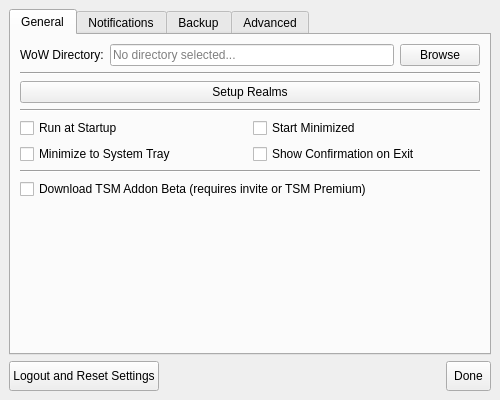
Qt form ui/settings_window.ui (seirl/tsmapplication_public) before a commit.
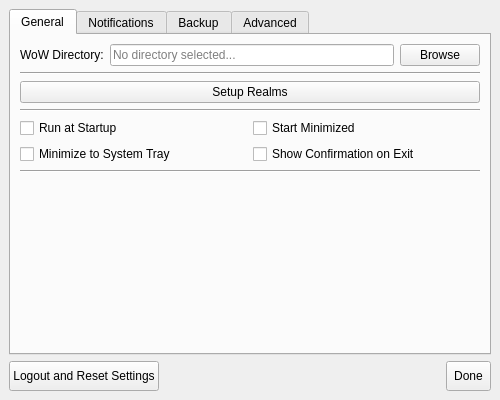
The same form after that commit. Icons and pictures are not drawn.

Commit message: A few more changes for new addon versioning and got rid of old beta addon code.

```diff
--- a/ui/settings_window.ui
+++ b/ui/settings_window.ui
@@ -139,13 +139,6 @@
           </property>
          </widget>
         </item>
-        <item>
-         <widget class="QCheckBox" name="addon_beta_checkbox">
-          <property name="text">
-           <string>Download TSM Addon Beta (requires invite or TSM Premium)</string>
-          </property>
-         </widget>
-        </item>
         <item>
          <spacer name="verticalSpacer">
           <property name="orientation">
```
The commit also changes 2 other files.
